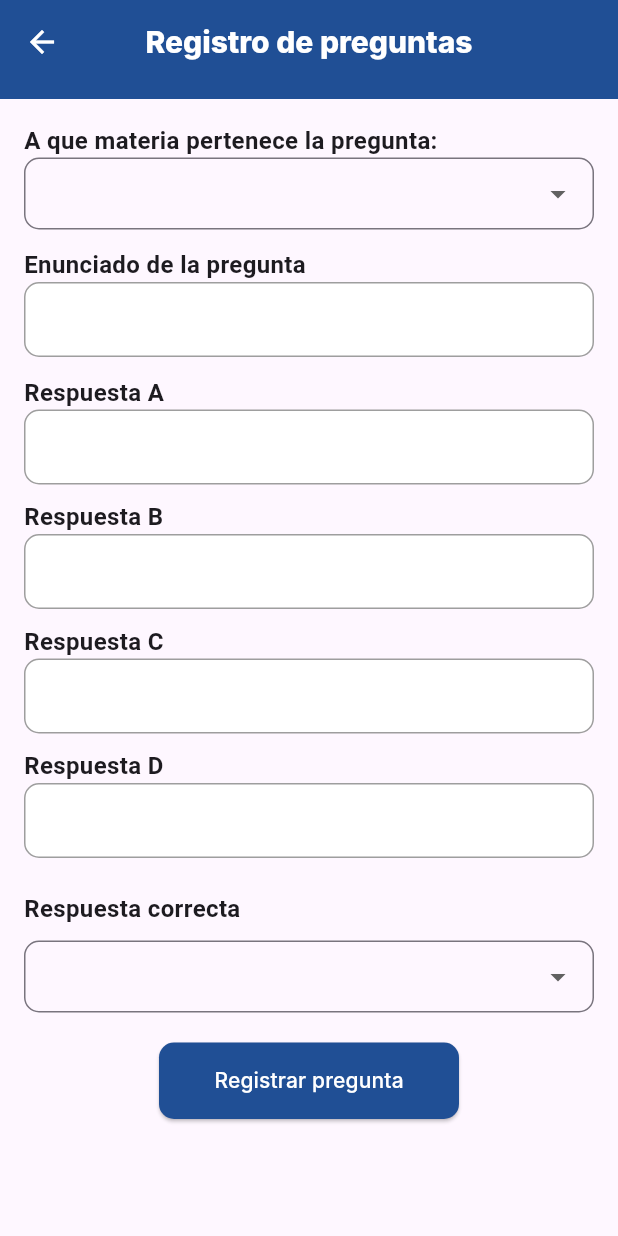
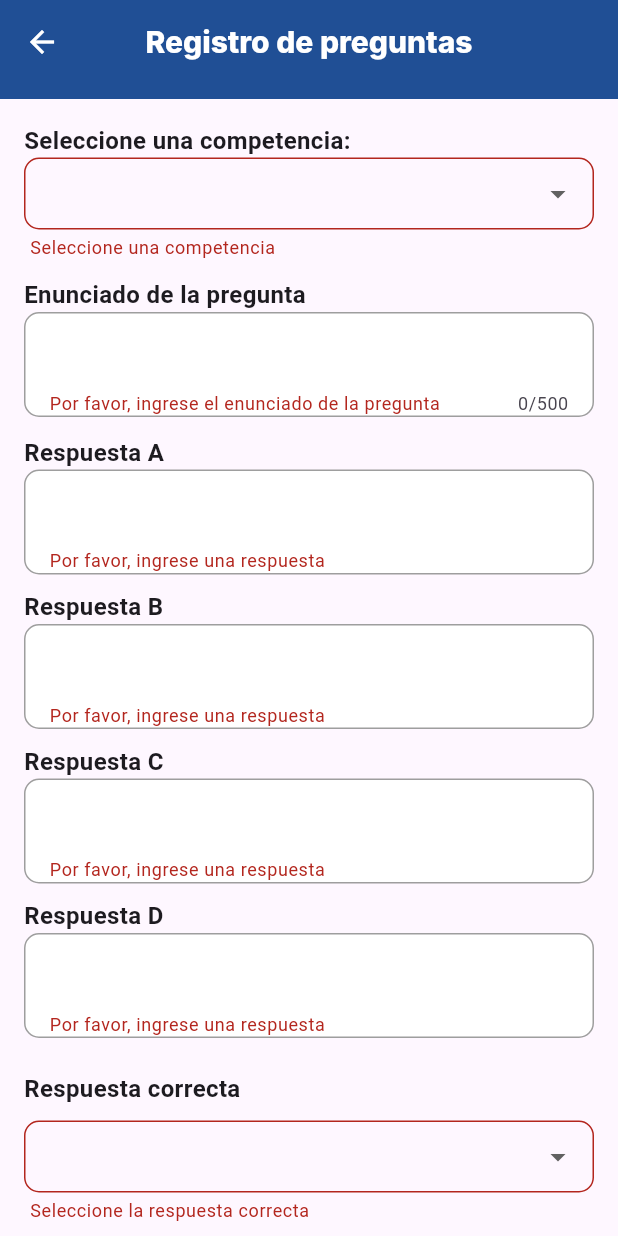
Before and after one commit to JuanSebLopez/edupro, a Flutter app: the QuestionsPage screen opened by its route, after a tap on "Registrar pregunta", on a phone screen of 412 x 824 dp. Run offline on Flutter 3.47's test engine with Material 3 defaults, Android fonts, the phone set to English and light mode, and no system bars; our stand-ins replace cloud_firestore, firebase_core, get, google_fonts, shared_preferences; accounts and stored records are empty; Roboto replaces fonts that are missing (Inter).

Commit message:
Añadido registro de preguntas por el usuario.

```diff
--- a/lib/models/auth_result.dart
+++ /dev/null
@@ -1,6 +0,0 @@
-class AuthResult {
-  final bool success;
-  final String? message;
-
-  AuthResult({required this.success, this.message});
-}
--- a/lib/models/questions.dart
+++ /dev/null
@@ -1 +0,0 @@
-List<Map<String, dynamic>> questions = [];
--- /dev/null
+++ b/lib/models/result.dart
@@ -0,0 +1,6 @@
+class Result {
+  final bool success;
+  final String? message;
+
+  Result({required this.success, this.message});
+}
--- a/lib/ui/admin/question_screen.dart
+++ b/lib/ui/admin/question_screen.dart
@@ -1,23 +1,62 @@
-import 'package:edupro/models/questions.dart';
 import 'package:flutter/material.dart';
+import 'package:edupro/models/result.dart';
+import 'package:edupro/services/questions_service.dart';
+import '../../shared/widgets/warnings/warning_snackbar.dart';
 
 class QuestionsPage extends StatefulWidget {
   const QuestionsPage({super.key});
 
   @override
-  QuestionsPageState createState() => QuestionsPageState();
+  // ignore: library_private_types_in_public_api
+  _QuestionsPageState createState() => _QuestionsPageState();
 }
 
-class QuestionsPageState extends State<QuestionsPage> {
-  final TextEditingController _controller1 = TextEditingController();
-  final TextEditingController _controller2 = TextEditingController();
-  final TextEditingController _controller3 = TextEditingController();
-  final TextEditingController _controller4 = TextEditingController();
-  final TextEditingController _controller5 =
-      TextEditingController(); // Nuevo controlador para la respuesta D
+class _QuestionsPageState extends State<QuestionsPage> {
+  final TextEditingController _questionController = TextEditingController();
+  final TextEditingController _answerAController = TextEditingController();
+  final TextEditingController _answerBController = TextEditingController();
+  final TextEditingController _answerCController = TextEditingController();
+  final TextEditingController _answerDController = TextEditingController();
+  final QuestionService _questionService = QuestionService();
+  final _formKey = GlobalKey<FormState>();
+  String? _selectedCompetence;
+  String? _selectedCorrectAnswer;
 
-  String? _selectedSubject;
-  String? _selectedCorrectAnswer;
+  void _registerQuestion() async {
+    if (_formKey.currentState != null && _formKey.currentState!.validate()) {
+      Map<String, dynamic> questionData = {
+        'competence': _selectedCompetence,
+        'question': _questionController.text.trim(),
+        'answers': [
+          _answerAController.text.trim(),
+          _answerBController.text.trim(),
+          _answerCController.text.trim(),
+          _answerDController.text.trim(),
+        ],
+        'correctAnswer': _selectedCorrectAnswer,
+      };
+
+      Result result = await _questionService.registerQuestion(questionData);
+
+      if (!mounted) return;
+
+      if (result.success) {
+        // Limpiar los campos de texto
+        _questionController.clear();
+        _answerAController.clear();
+        _answerBController.clear();
+        _answerCController.clear();
+        _answerDController.clear();
+        setState(() {
+          _selectedCompetence = null;
+          _selectedCorrectAnswer = null;
+        });
+        Navigator.pushReplacementNamed(context, '/homeScreen');
+      } else {
+        WarningSnackbar.show(context, result.message ?? "Error desconocido.");
+      }
+    }
+  }
 
   @override
   Widget build(BuildContext context) {
@@ -55,14 +94,14 @@ class QuestionsPageState extends State<QuestionsPage> {
         ),
       ),
       body: SingleChildScrollView(
-        child: Padding(
         padding: const EdgeInsets.all(16.0),
         child: Form(
+          key: _formKey,
           child: Column(
             crossAxisAlignment: CrossAxisAlignment.start,
             children: [
               const Text(
-                  "A que materia pertenece la pregunta:",
+                "Seleccione una competencia:",
                 style: TextStyle(
                   fontWeight: FontWeight.bold,
                   fontSize: 16,
@@ -71,14 +110,19 @@ class QuestionsPageState extends State<QuestionsPage> {
               Container(
                 margin: const EdgeInsets.only(bottom: 12.0),
                 child: DropdownButtonFormField<String>(
-                    value: _selectedSubject,
+                  value: _selectedCompetence,
                   onChanged: (value) {
                     setState(() {
-                        _selectedSubject = value;
+                      _selectedCompetence = value;
                     });
                   },
-                    items:
-                        ["Inglés", "Matemáticas", "Lectura Crítica", "Biología"]
+                  items: [
+                    "Lectura Crítica",
+                    "Razonamiento Cuantitativo",
+                    "Competencias Ciudadanas",
+                    "Comunicación Escrita",
+                    "Inglés"
+                  ]
                       .map((option) => DropdownMenuItem(
                             value: option,
                             child: Text(option),
@@ -95,7 +139,7 @@ class QuestionsPageState extends State<QuestionsPage> {
                   ),
                   validator: (value) {
                     if (value == null || value.isEmpty) {
-                        return "Selecciona el tema de la pregunta";
+                      return "Seleccione una competencia";
                     }
                     return null;
                   },
@@ -116,8 +160,11 @@ class QuestionsPageState extends State<QuestionsPage> {
                 ),
                 child: Padding(
                   padding: const EdgeInsets.symmetric(horizontal: 16.0),
-                    child: TextField(
-                      controller: _controller1,
+                  child: Column(
+                    crossAxisAlignment: CrossAxisAlignment.end,
+                    children: [
+                      TextFormField(
+                        controller: _questionController,
                         decoration: const InputDecoration(
                           contentPadding: EdgeInsets.symmetric(
                             vertical: 10.0,
@@ -125,6 +172,15 @@ class QuestionsPageState extends State<QuestionsPage> {
                           border: InputBorder.none,
                         ),
                         maxLines: null,
+                        maxLength: 500,
+                        validator: (value) {
+                          if (value == null || value.isEmpty) {
+                            return 'Por favor, ingrese el enunciado de la pregunta';
+                          }
+                          return null;
+                        },
+                      ),
+                    ],
                   ),
                 ),
               ),
@@ -155,20 +211,26 @@ class QuestionsPageState extends State<QuestionsPage> {
                               padding: const EdgeInsets.symmetric(
                                 horizontal: 16.0,
                               ),
-                                child: TextField(
+                              child: TextFormField(
                                 controller: i == 0
-                                      ? _controller2
+                                    ? _answerAController
                                     : i == 1
-                                          ? _controller3
+                                        ? _answerBController
                                         : i == 2
-                                              ? _controller4
-                                              : _controller5, // Asignar el nuevo controlador para la respuesta D
+                                            ? _answerCController
+                                            : _answerDController,
                                 decoration: const InputDecoration(
                                   contentPadding: EdgeInsets.symmetric(
                                     vertical: 10.0,
                                   ),
                                   border: InputBorder.none,
                                 ),
+                                validator: (value) {
+                                  if (value == null || value.isEmpty) {
+                                    return 'Por favor, ingrese una respuesta';
+                                  }
+                                  return null;
+                                },
                               ),
                             ),
                           ),
@@ -210,8 +272,8 @@ class QuestionsPageState extends State<QuestionsPage> {
                     ),
                   ),
                   validator: (value) {
-                      if (value == null || value.isEmpty) {
-                        return "Selecciona la respuesta correcta";
+                    if (value == null) {
+                      return "Seleccione la respuesta correcta";
                     }
                     return null;
                   },
@@ -227,60 +289,10 @@ class QuestionsPageState extends State<QuestionsPage> {
                       borderRadius: BorderRadius.circular(10),
                     ),
                   ),
-                    onPressed: () {
-                      // Capturar los valores de los campos de texto y la selección del menú desplegable
-                      String? subject = _selectedSubject;
-                      String question = _controller1.text;
-                      String answerA = _controller2.text;
-                      String answerB = _controller3.text;
-                      String answerC = _controller4.text;
-                      String answerD = _controller5
-                          .text; // Capturar el texto de la respuesta D
-                      String correctAnswer = _selectedCorrectAnswer ?? '';
-
-                      // Validar que todos los campos estén llenos antes de agregar la pregunta
-                      if (subject != null &&
-                          question.isNotEmpty &&
-                          answerA.isNotEmpty &&
-                          answerB.isNotEmpty &&
-                          answerC.isNotEmpty &&
-                          answerD
-                              .isNotEmpty && // Agregar la validación para la respuesta D
-                          correctAnswer.isNotEmpty) {
-                        // Agregar la pregunta a la lista questions
-                        questions.add({
-                          'subject': subject,
-                          'question': question,
-                          'answers': [
-                            answerA,
-                            answerB,
-                            answerC,
-                            answerD
-                          ], // Agregar la respuesta D
-                          'correctAnswer': correctAnswer,
-                        });
-
-                        // Mostrar la información de la pregunta por consola
-                        //print("Nueva pregunta registrada:");
-                        //print("Materia: $subject");
-                        //print("Pregunta: $question");
-                        //print(
-                        //    "Respuestas: $answerA, $answerB, $answerC, $answerD");
-                        //print("Respuesta correcta: $correctAnswer");
-
-                        // Mostrar mensaje de éxito
-                        ScaffoldMessenger.of(context).showSnackBar(
-                          const SnackBar(
-                            content: Text('Pregunta registrada con éxito'),
-                            duration: Duration(seconds: 2),
-                          ),
-                        );
-                      }
-                    },
+                  onPressed: _registerQuestion,
                   child: const Text(
                     "Registrar pregunta",
-                      style:
-                          TextStyle(fontFamily: 'Inter', color: Colors.white),
+                    style: TextStyle(fontFamily: 'Inter', color: Colors.white),
                   ),
                 ),
               ),
@@ -288,7 +300,6 @@ class QuestionsPageState extends State<QuestionsPage> {
           ),
         ),
       ),
-      ),
     );
   }
 }
--- a/lib/ui/views/auth/login_screen.dart
+++ b/lib/ui/views/auth/login_screen.dart
@@ -1,4 +1,4 @@
-import 'package:edupro/models/auth_result.dart';
+import 'package:edupro/models/result.dart';
 import 'package:edupro/services/auth_service.dart';
 import 'package:edupro/shared/widgets/textfield.dart';
 import 'package:edupro/shared/widgets/warnings/warning_snackbar.dart';
@@ -24,7 +24,7 @@ class _LoginPageState extends State<LoginPage> {
       String email = emailController.text;
       String password = passwordController.text;
 
-      AuthResult result = await _authService.signIn(email, password);
+      Result result = await _authService.signIn(email, password);
 
       if (!mounted) return;
 
--- a/lib/ui/views/auth/register_screen.dart
+++ b/lib/ui/views/auth/register_screen.dart
@@ -1,4 +1,4 @@
-import 'package:edupro/models/auth_result.dart';
+import 'package:edupro/models/result.dart';
 import 'package:edupro/services/auth_service.dart';
 import 'package:edupro/shared/widgets/textfield.dart';
 import 'package:edupro/shared/widgets/warnings/warning_snackbar.dart';
@@ -35,7 +35,7 @@ class _RegisterPageState extends State<RegisterPage> {
         'id': idController.text,
       };
 
-      AuthResult result = await _authService.registerUser(userData);
+      Result result = await _authService.registerUser(userData);
 
       if (!mounted) return;
 
```
Also changed, not shown: lib/services/auth_service.dart (+11 -11 lines), lib/services/questions_service.dart (added, +35 -0 lines). Lines whose indentation alone changed are shown as unchanged.
